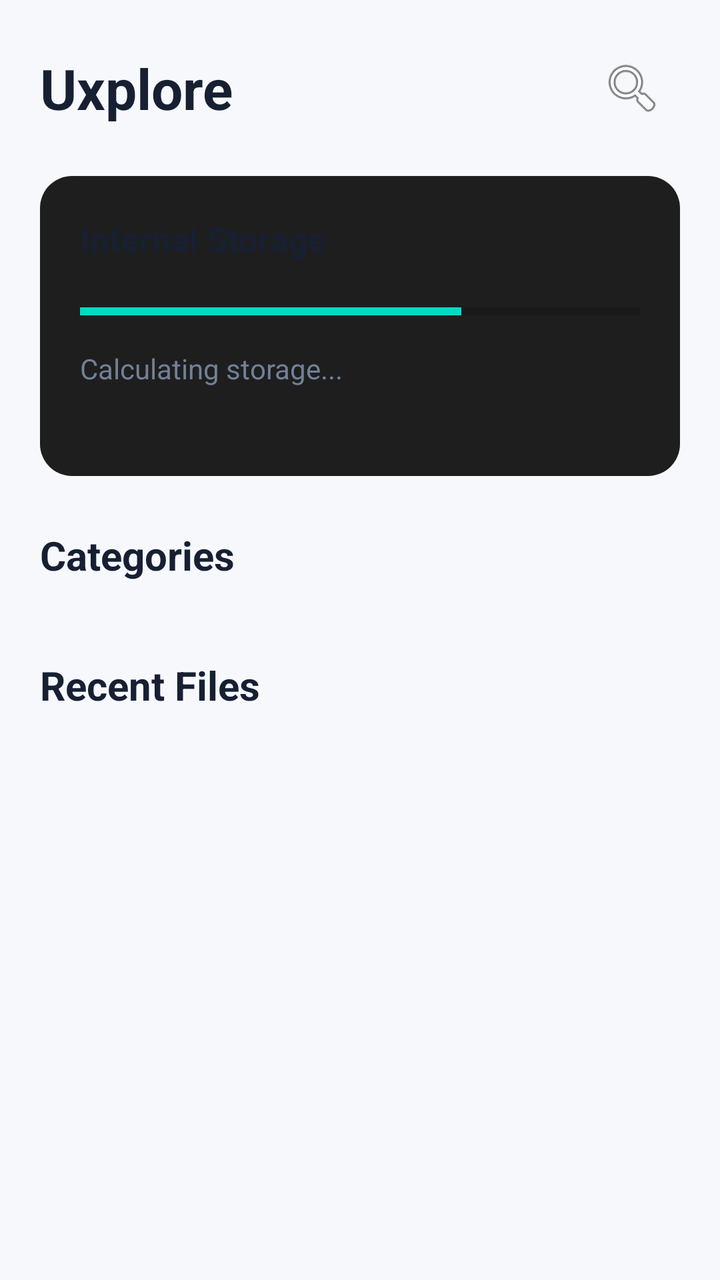
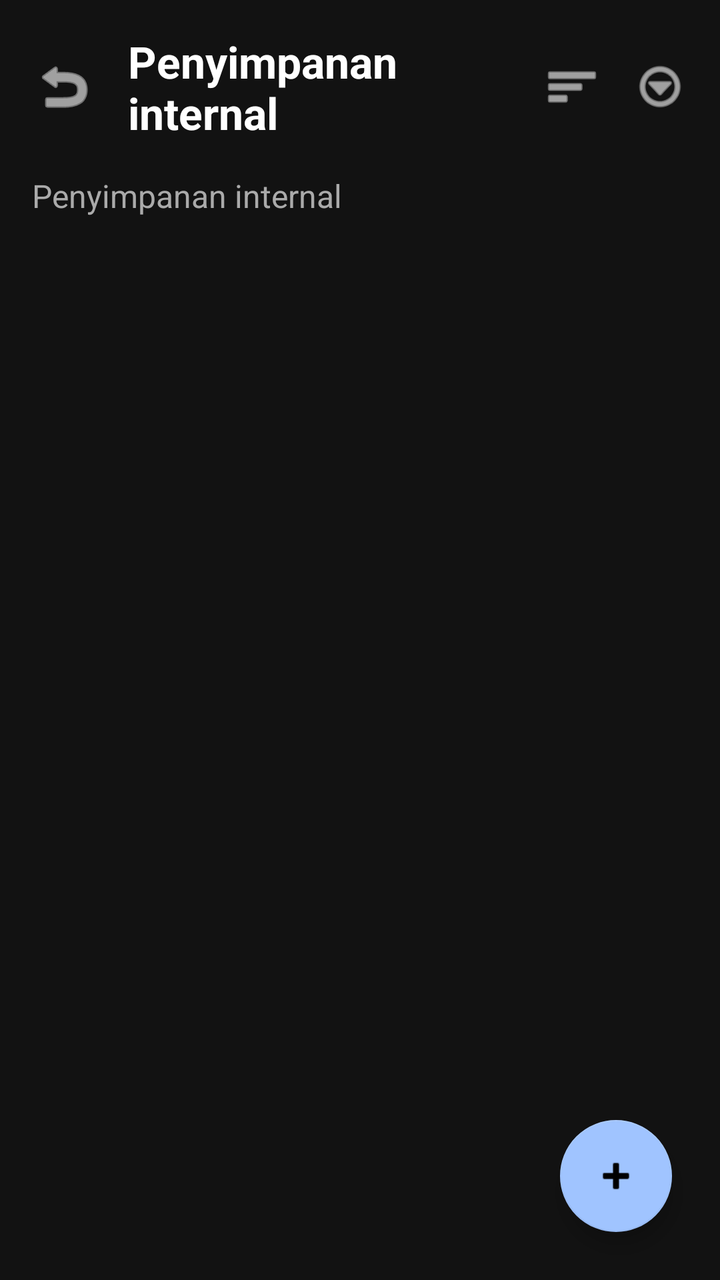

Screens rendered from an Android XML layout before and after an edit, with the pre-edit source and the edit as a unified diff.
<!-- AndroidManifest.xml: fallback theme Theme.MaterialComponents.DayNight.NoActionBar -->
<!-- res/layout/activity_main.xml -->
<LinearLayout xmlns:android="http://schemas.android.com/apk/res/android"
    android:layout_width="match_parent"
    android:layout_height="match_parent"
    android:orientation="vertical"
    android:background="@color/ux_bg">

    <LinearLayout
        android:layout_width="match_parent"
        android:layout_height="wrap_content"
        android:padding="20dp"
        android:gravity="center_vertical">

        <TextView
            android:layout_width="0dp"
            android:layout_height="wrap_content"
            android:layout_weight="1"
            android:text="Uxplore"
            android:textSize="28sp"
            android:textStyle="bold"
            android:textColor="@color/ux_text"/>

        <ImageButton
            android:id="@+id/btnSearch"
            android:layout_width="48dp"
            android:layout_height="48dp"
            android:src="@android:drawable/ic_menu_search"
            android:background="@android:color/transparent"
            android:contentDescription="Search"/>
    </LinearLayout>

    <ScrollView
        android:layout_width="match_parent"
        android:layout_height="0dp"
        android:layout_weight="1"
        android:fillViewport="true">

        <LinearLayout
            android:layout_width="match_parent"
            android:layout_height="wrap_content"
            android:orientation="vertical"
            android:paddingHorizontal="20dp"
            android:paddingBottom="24dp">

            <LinearLayout
                android:id="@+id/storageCard"
                android:layout_width="match_parent"
                android:layout_height="150dp"
                android:padding="20dp"
                android:orientation="vertical"
                android:background="@drawable/bg_card">

                <TextView
                    android:text="Internal Storage"
                    android:textStyle="bold"
                    android:textSize="17sp"
                    android:textColor="@color/ux_text"
                    android:layout_width="wrap_content"
                    android:layout_height="wrap_content"/>

                <ProgressBar
                    android:id="@+id/storageProgress"
                    style="?android:attr/progressBarStyleHorizontal"
                    android:layout_width="match_parent"
                    android:layout_height="14dp"
                    android:layout_marginTop="18dp"
                    android:max="100"
                    android:progress="68"/>

                <TextView
                    android:id="@+id/storageText"
                    android:layout_width="wrap_content"
                    android:layout_height="wrap_content"
                    android:layout_marginTop="12dp"
                    android:text="Calculating storage..."
                    android:textColor="@color/ux_muted"/>
            </LinearLayout>

            <TextView
                android:layout_width="wrap_content"
                android:layout_height="wrap_content"
                android:layout_marginTop="26dp"
                android:text="Categories"
                android:textStyle="bold"
                android:textSize="20sp"
                android:textColor="@color/ux_text"/>

            <GridLayout
                android:id="@+id/categoryGrid"
                android:layout_width="match_parent"
                android:layout_height="wrap_content"
                android:columnCount="3"
                android:rowCount="2"
                android:layout_marginTop="12dp"/>

            <TextView
                android:layout_width="wrap_content"
                android:layout_height="wrap_content"
                android:layout_marginTop="26dp"
                android:text="Recent Files"
                android:textStyle="bold"
                android:textSize="20sp"
                android:textColor="@color/ux_text"/>

            <androidx.recyclerview.widget.RecyclerView
                android:id="@+id/fileRecycler"
                android:layout_width="match_parent"
                android:layout_height="wrap_content"
                android:nestedScrollingEnabled="false"
                android:layout_marginTop="10dp"/>
        </LinearLayout>
    </ScrollView>

</LinearLayout>
<!-- resources referenced by this layout -->
<resources>
  <color name="ux_bg">#F6F8FC</color>
  <color name="ux_muted">#718096</color>
  <color name="ux_text">#172033</color>
  <!-- drawable bg_card (drawable) -->
  <?xml version="1.0" encoding="utf-8"?>
  <shape xmlns:android="http://schemas.android.com/apk/res/android">
      <solid android:color="#1E1E1E" /> 
      <corners android:radius="16dp" /> 
  </shape>
</resources>

<!-- the commit's change to res/layout/activity_main.xml (unified diff, before → after) -->
@@ -1,113 +1,87 @@
-<LinearLayout xmlns:android="http://schemas.android.com/apk/res/android"
+<?xml version="1.0" encoding="utf-8"?>
+<androidx.coordinatorlayout.widget.CoordinatorLayout 
+    xmlns:android="http://schemas.android.com/apk/res/android"
+    xmlns:app="http://schemas.android.com/apk/res-auto"
     android:layout_width="match_parent"
     android:layout_height="match_parent"
-    android:orientation="vertical"
-    android:background="@color/ux_bg">
+    android:background="#121212">
 
     <LinearLayout
         android:layout_width="match_parent"
-        android:layout_height="wrap_content"
-        android:padding="20dp"
-        android:gravity="center_vertical">
+        android:layout_height="match_parent"
+        android:orientation="vertical">
 
-        <TextView
-            android:layout_width="0dp"
-            android:layout_height="wrap_content"
-            android:layout_weight="1"
-            android:text="Uxplore"
-            android:textSize="28sp"
-            android:textStyle="bold"
-            android:textColor="@color/ux_text"/>
-
-        <ImageButton
-            android:id="@+id/btnSearch"
-            android:layout_width="48dp"
-            android:layout_height="48dp"
-            android:src="@android:drawable/ic_menu_search"
-            android:background="@android:color/transparent"
-            android:contentDescription="Search"/>
-    </LinearLayout>
-
-    <ScrollView
-        android:layout_width="match_parent"
-        android:layout_height="0dp"
-        android:layout_weight="1"
-        android:fillViewport="true">
-
+        
         <LinearLayout
             android:layout_width="match_parent"
             android:layout_height="wrap_content"
-            android:orientation="vertical"
-            android:paddingHorizontal="20dp"
-            android:paddingBottom="24dp">
+            android:padding="16dp"
+            android:gravity="center_vertical"
+            android:orientation="horizontal">
 
-            <LinearLayout
-                android:id="@+id/storageCard"
-                android:layout_width="match_parent"
-                android:layout_height="150dp"
-                android:padding="20dp"
-                android:orientation="vertical"
-                android:background="@drawable/bg_card">
-
-                <TextView
-                    android:text="Internal Storage"
-                    android:textStyle="bold"
-                    android:textSize="17sp"
-                    android:textColor="@color/ux_text"
-                    android:layout_width="wrap_content"
-                    android:layout_height="wrap_content"/>
-
-                <ProgressBar
-                    android:id="@+id/storageProgress"
-                    style="?android:attr/progressBarStyleHorizontal"
-                    android:layout_width="match_parent"
-                    android:layout_height="14dp"
-                    android:layout_marginTop="18dp"
-                    android:max="100"
-                    android:progress="68"/>
-
-                <TextView
-                    android:id="@+id/storageText"
-                    android:layout_width="wrap_content"
-                    android:layout_height="wrap_content"
-                    android:layout_marginTop="12dp"
-                    android:text="Calculating storage..."
-                    android:textColor="@color/ux_muted"/>
-            </LinearLayout>
+            <ImageView
+                android:id="@+id/btnBack"
+                android:layout_width="32dp"
+                android:layout_height="32dp"
+                android:src="@android:drawable/ic_menu_revert"
+                app:tint="#FFFFFF" />
 
             <TextView
-                android:layout_width="wrap_content"
+                android:id="@+id/tvTitle"
+                android:layout_width="0dp"
                 android:layout_height="wrap_content"
-                android:layout_marginTop="26dp"
-                android:text="Categories"
-                android:textStyle="bold"
-                android:textSize="20sp"
-                android:textColor="@color/ux_text"/>
+                android:layout_weight="1"
+                android:layout_marginStart="16dp"
+                android:text="Penyimpanan internal"
+                android:textColor="#FFFFFF"
+                android:textSize="22sp"
+                android:textStyle="bold" />
 
-            <GridLayout
-                android:id="@+id/categoryGrid"
-                android:layout_width="match_parent"
-                android:layout_height="wrap_content"
-                android:columnCount="3"
-                android:rowCount="2"
-                android:layout_marginTop="12dp"/>
+            <ImageView
+                android:layout_width="28dp"
+                android:layout_height="28dp"
+                android:src="@android:drawable/ic_menu_sort_by_size"
+                app:tint="#FFFFFF" />
 
-            <TextView
-                android:layout_width="wrap_content"
-                android:layout_height="wrap_content"
-                android:layout_marginTop="26dp"
-                android:text="Recent Files"
-                android:textStyle="bold"
-                android:textSize="20sp"
-                android:textColor="@color/ux_text"/>
+            <ImageView
+                android:id="@+id/btnMore"
+                android:layout_width="28dp"
+                android:layout_height="28dp"
+                android:layout_marginStart="16dp"
+                android:src="@android:drawable/ic_menu_more"
+                app:tint="#FFFFFF" />
+        </LinearLayout>
 
-            <androidx.recyclerview.widget.RecyclerView
-                android:id="@+id/fileRecycler"
-                android:layout_width="match_parent"
-                android:layout_height="wrap_content"
-                android:nestedScrollingEnabled="false"
-                android:layout_marginTop="10dp"/>
-        </LinearLayout>
-    </ScrollView>
+        
+        <TextView
+            android:layout_width="wrap_content"
+            android:layout_height="wrap_content"
+            android:layout_marginStart="16dp"
+            android:layout_marginBottom="8dp"
+            android:text="Penyimpanan internal"
+            android:textColor="#AAAAAA"
+            android:textSize="16sp" />
 
-</LinearLayout>
+        
+        <androidx.recyclerview.widget.RecyclerView
+            android:id="@+id/rvFiles"
+            android:layout_width="match_parent"
+            android:layout_height="0dp"
+            android:layout_weight="1"
+            android:paddingBottom="80dp"
+            android:clipToPadding="false" />
+
+    </LinearLayout>
+
+    
+    <com.google.android.material.floatingactionbutton.FloatingActionButton
+        android:id="@+id/fabAdd"
+        android:layout_width="wrap_content"
+        android:layout_height="wrap_content"
+        android:layout_gravity="bottom|end"
+        android:layout_margin="24dp"
+        android:src="@android:drawable/ic_input_add"
+        app:backgroundTint="#A0C4FF"
+        app:tint="#000000" />
+
+</androidx.coordinatorlayout.widget.CoordinatorLayout>
<!-- resource entries referenced after the edit -->
@@ -1,13 +1,5 @@
 <!-- resources referenced by this layout -->
 <resources>
-  <color name="ux_bg">#F6F8FC</color>
-  <color name="ux_muted">#718096</color>
-  <color name="ux_text">#172033</color>
-  <!-- drawable bg_card (drawable) -->
-  <?xml version="1.0" encoding="utf-8"?>
-  <shape xmlns:android="http://schemas.android.com/apk/res/android">
-      <solid android:color="#1E1E1E" /> 
-      <corners android:radius="16dp" /> 
-  </shape>
+
 </resources>
 
